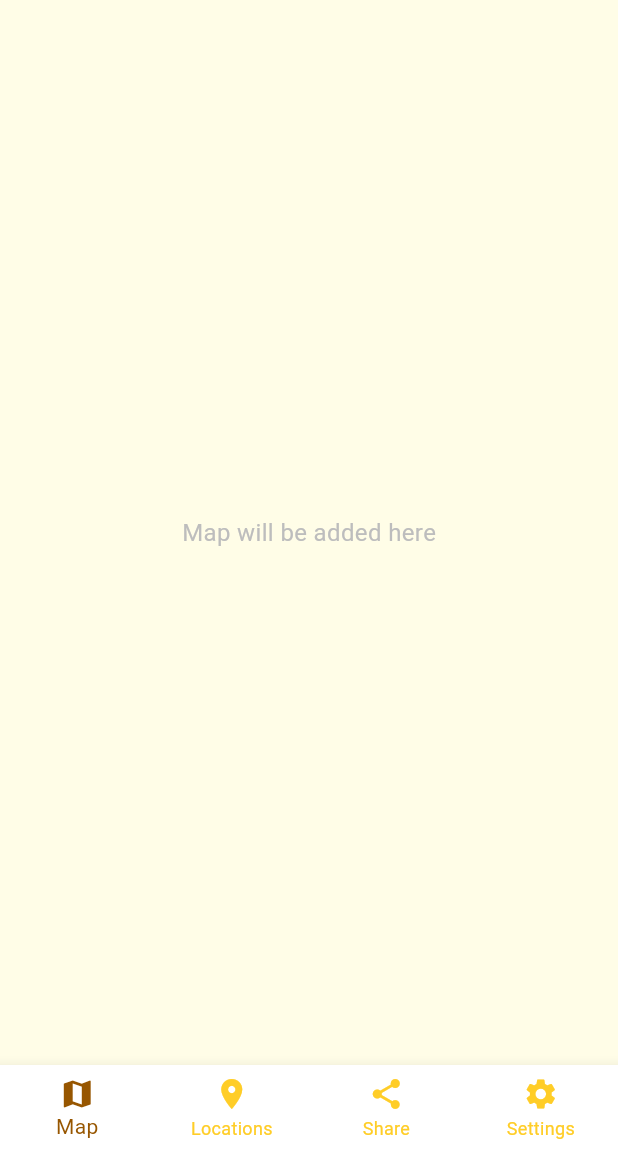
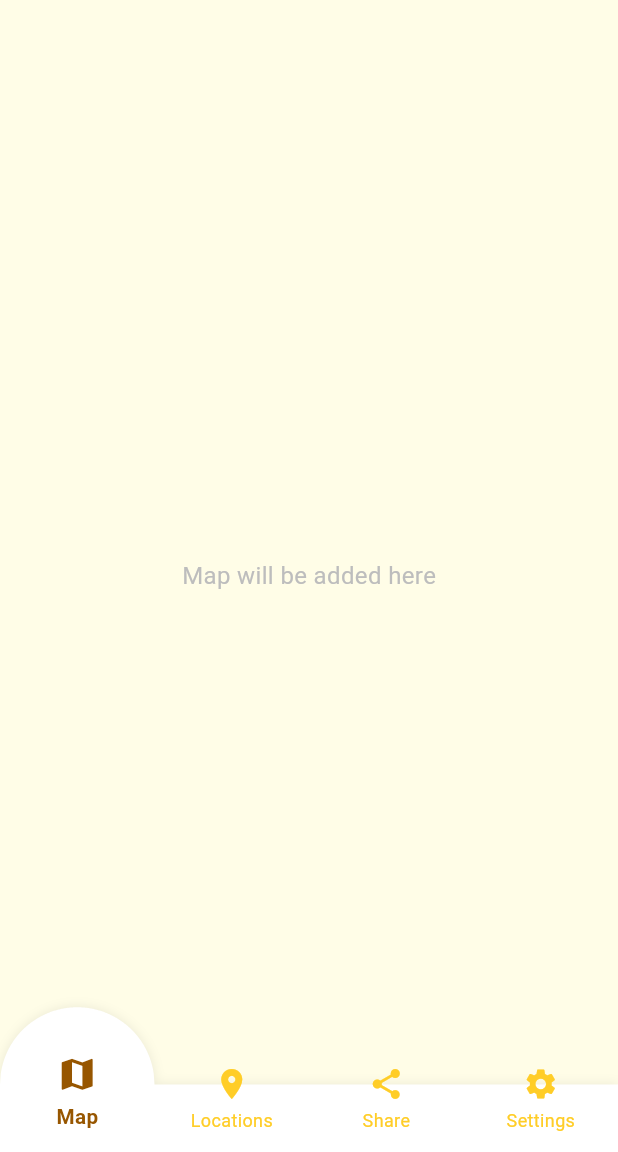
Before and after one commit to Annie-Zhu1210/CASA0015_MyJourneyApp, a Flutter app: the screen it shows after launch, on a phone screen of 412 x 824 dp, the part 84-1236 px from its top. Run offline on Flutter 3.47's test engine with Material 3 defaults, Android fonts, the phone set to English and light mode, and no system bars.

Commit message:
Menu bar design
When pressing the buttons on the menu bar, there will be a bump extends above the top edge of the menu bar.

```diff
--- a/lib/main.dart
+++ b/lib/main.dart
@@ -3,6 +3,7 @@ import 'screens/map_screen.dart';
 import 'screens/locations_screen.dart';
 import 'screens/share_screen.dart';
 import 'screens/settings_screen.dart';
+import 'widgets/animated_bottom_nav_bar.dart';
 
 void main() {
   runApp(const MyApp());
@@ -32,7 +33,6 @@ class HomePage extends StatefulWidget {
 class _HomePageState extends State<HomePage> {
   int _selectedIndex = 0;
 
-  // List of all your screens
   final List<Widget> _screens = [
     const MapScreen(),
     const LocationsScreen(),
@@ -62,25 +62,25 @@ class _HomePageState extends State<HomePage> {
           ),
         ),
       ),
-      body: _screens[_selectedIndex], // Shows the selected screen
-      bottomNavigationBar: BottomNavigationBar(
-        type: BottomNavigationBarType.fixed,
-        backgroundColor: Colors.white,
-        selectedItemColor: const Color.fromARGB(255, 151, 86, 0), // Dark yellow for SELECTED
-        unselectedItemColor: const Color.fromARGB(255, 255, 205, 39), // Light yellow for UNSELECTED
+      body: Column(
+        children: [
+          Expanded(
+            child: _screens[_selectedIndex],
+          ),
+        ],
+      ),
+      extendBody: true, // Allows body to extend behind bottom bar
+      bottomNavigationBar: AnimatedBottomNavBar(
         currentIndex: _selectedIndex,
         onTap: _onItemTapped,
+        backgroundColor: Colors.white,
+        selectedItemColor: const Color.fromARGB(255, 151, 86, 0),
+        unselectedItemColor: const Color.fromARGB(255, 255, 205, 39),
         items: const [
           BottomNavigationBarItem(icon: Icon(Icons.map), label: 'Map'),
-          BottomNavigationBarItem(
-            icon: Icon(Icons.location_on),
-            label: 'Locations',
-          ),
+          BottomNavigationBarItem(icon: Icon(Icons.location_on), label: 'Locations'),
           BottomNavigationBarItem(icon: Icon(Icons.share), label: 'Share'),
-          BottomNavigationBarItem(
-            icon: Icon(Icons.settings),
-            label: 'Settings',
-          ),
+          BottomNavigationBarItem(icon: Icon(Icons.settings), label: 'Settings'),
         ],
       ),
     );
--- /dev/null
+++ b/lib/widgets/animated_bottom_nav_bar.dart
@@ -0,0 +1,240 @@
+import 'package:flutter/material.dart';
+import 'dart:math';
+
+class AnimatedBottomNavBar extends StatefulWidget {
+  final int currentIndex;
+  final Function(int) onTap;
+  final Color backgroundColor;
+  final Color selectedItemColor;
+  final Color unselectedItemColor;
+  final List<BottomNavigationBarItem> items;
+
+  const AnimatedBottomNavBar({
+    super.key,
+    required this.currentIndex,
+    required this.onTap,
+    required this.backgroundColor,
+    required this.selectedItemColor,
+    required this.unselectedItemColor,
+    required this.items,
+  });
+
+  @override
+  State<AnimatedBottomNavBar> createState() => _AnimatedBottomNavBarState();
+}
+
+class _AnimatedBottomNavBarState extends State<AnimatedBottomNavBar>
+    with SingleTickerProviderStateMixin {
+  late AnimationController _animationController;
+  late Animation<double> _animation;
+  int _previousIndex = 0;
+
+  @override
+  void initState() {
+    super.initState();
+    _animationController = AnimationController(
+      duration: const Duration(milliseconds: 300),
+      vsync: this,
+    );
+    _animation = CurvedAnimation(
+      parent: _animationController,
+      curve: Curves.easeInOutCubic,
+    );
+    _animationController.forward();
+  }
+
+  @override
+  void didUpdateWidget(AnimatedBottomNavBar oldWidget) {
+    super.didUpdateWidget(oldWidget);
+    if (oldWidget.currentIndex != widget.currentIndex) {
+      _previousIndex = oldWidget.currentIndex;
+      _animationController.forward(from: 0.0);
+    }
+  }
+
+  @override
+  void dispose() {
+    _animationController.dispose();
+    super.dispose();
+  }
+
+  @override
+  Widget build(BuildContext context) {
+    final screenWidth = MediaQuery.of(context).size.width;
+
+    return AnimatedBuilder(
+      animation: _animation,
+      builder: (context, child) {
+        return CustomPaint(
+          size: Size(screenWidth, 95), // Total height including bump
+          painter: WavyBottomBarPainter(
+            color: widget.backgroundColor,
+            currentIndex: widget.currentIndex,
+            previousIndex: _previousIndex,
+            animationValue: _animation.value,
+            itemCount: widget.items.length,
+          ),
+          child: SafeArea(
+            child: SizedBox(
+              height: 70,
+              child: Row(
+                mainAxisAlignment: MainAxisAlignment.spaceAround,
+                children: List.generate(
+                  widget.items.length,
+                  (index) => _buildNavItem(index),
+                ),
+              ),
+            ),
+          ),
+        );
+      },
+    );
+  }
+
+  Widget _buildNavItem(int index) {
+    final isSelected = widget.currentIndex == index;
+    final item = widget.items[index];
+
+    return Expanded(
+      child: InkWell(
+        onTap: () => widget.onTap(index),
+        splashColor: Colors.transparent,
+        highlightColor: Colors.transparent,
+        child: AnimatedBuilder(
+          animation: _animation,
+          builder: (context, child) {
+            double scale = 1.0;
+            double yOffset = 0.0;
+
+            if (isSelected) {
+              scale = 1.0 + (0.15 * _animation.value);
+              yOffset = -5 * _animation.value;
+            } else if (_previousIndex == index) {
+              scale = 1.15 - (0.15 * _animation.value);
+              yOffset = -5 + (5 * _animation.value);
+            }
+
+            return Transform.translate(
+              offset: Offset(0, yOffset),
+              child: Transform.scale(
+                scale: scale,
+                child: Column(
+                  mainAxisSize: MainAxisSize.min,
+                  mainAxisAlignment: MainAxisAlignment.center,
+                  children: [
+                    Icon(
+                      item.icon is Icon ? (item.icon as Icon).icon : Icons.circle,
+                      color: isSelected
+                          ? widget.selectedItemColor
+                          : widget.unselectedItemColor,
+                      size: 24,
+                    ),
+                    const SizedBox(height: 4),
+                    Text(
+                      item.label ?? '',
+                      style: TextStyle(
+                        fontSize: 12,
+                        fontWeight: isSelected ? FontWeight.bold : FontWeight.normal,
+                        color: isSelected
+                            ? widget.selectedItemColor
+                            : widget.unselectedItemColor,
+                      ),
+                    ),
+                  ],
+                ),
+              ),
+            );
+          },
+        ),
+      ),
+    );
+  }
+}
+
+class WavyBottomBarPainter extends CustomPainter {
+  final Color color;
+  final int currentIndex;
+  final int previousIndex;
+  final double animationValue;
+  final int itemCount;
+
+  WavyBottomBarPainter({
+    required this.color,
+    required this.currentIndex,
+    required this.previousIndex,
+    required this.animationValue,
+    required this.itemCount,
+  });
+
+  @override
+  void paint(Canvas canvas, Size size) {
+    final paint = Paint()
+      ..color = color
+      ..style = PaintingStyle.fill
+      ..isAntiAlias = true;
+
+    final path = Path();
+
+    final itemWidth = size.width / itemCount;
+    final bumpHeight = 25.0; // How much the semicircle extends upward
+
+    // Calculate animated center position of the bump
+    final targetCenter = (currentIndex + 0.5) * itemWidth;
+    final startCenter = (previousIndex + 0.5) * itemWidth;
+    final currentCenter = startCenter + (targetCenter - startCenter) * animationValue;
+
+    final radius = itemWidth / 2; // Diameter = itemWidth (x/4 of screen)
+
+    // Start from top-left corner
+    path.moveTo(0, bumpHeight);
+
+    // Draw the wavy top edge
+    double x = 0;
+    while (x <= size.width) {
+      // Check if we're in the bump section
+      if (x >= currentCenter - radius && x <= currentCenter + radius) {
+        // Calculate semicircle curve going UPWARD
+        final centerRelativeX = x - currentCenter;
+        final distanceSquared = radius * radius - centerRelativeX * centerRelativeX;
+
+        if (distanceSquared >= 0) {
+          // y gets SMALLER (goes up) as we approach center
+          final y = bumpHeight - sqrt(distanceSquared);
+          path.lineTo(x, y);
+        } else {
+          path.lineTo(x, bumpHeight);
+        }
+      } else {
+        // Flat section at bumpHeight
+        path.lineTo(x, bumpHeight);
+      }
+      x += 0.5;
+    }
+
+    // Complete the shape
+    path.lineTo(size.width, bumpHeight); // Top-right
+    path.lineTo(size.width, size.height); // Bottom-right
+    path.lineTo(0, size.height); // Bottom-left
+    path.lineTo(0, bumpHeight); // Back to top-left
+
+    path.close();
+
+    // Draw shadow for depth
+    final shadowPaint = Paint()
+      ..color = Colors.black.withValues(alpha: 0.08)
+      ..maskFilter = const MaskFilter.blur(BlurStyle.normal, 4)
+      ..style = PaintingStyle.fill;
+
+    canvas.drawPath(path, shadowPaint);
+
+    // Draw main white shape
+    canvas.drawPath(path, paint);
+  }
+
+  @override
+  bool shouldRepaint(WavyBottomBarPainter oldDelegate) {
+    return oldDelegate.currentIndex != currentIndex ||
+        oldDelegate.previousIndex != previousIndex ||
+        oldDelegate.animationValue != animationValue;
+  }
+}
```
